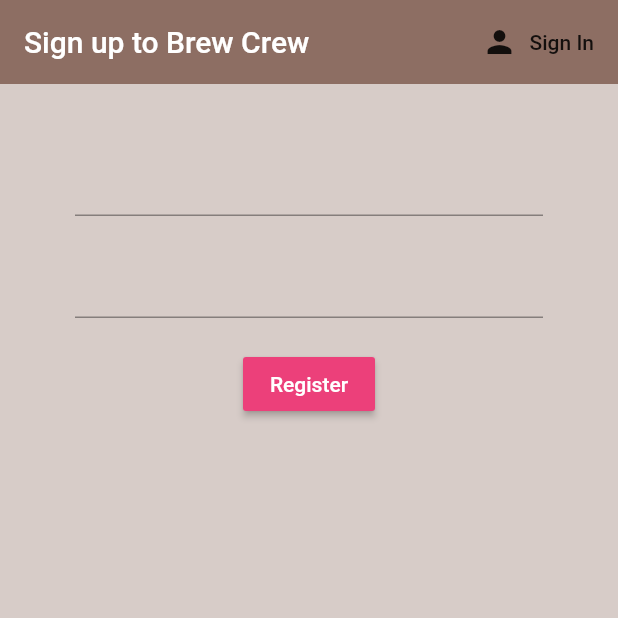
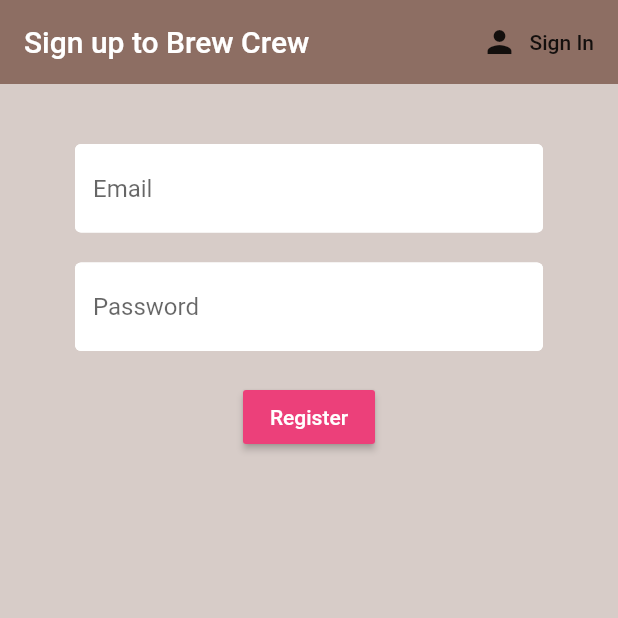
Before and after one commit to NoobTaco/brew_crew, a Flutter app: the screen it shows after launch, after a tap on "Sign in", after a tap on "Register", on a phone screen of 412 x 824 dp, the top half of it. Run offline on Flutter 3.47's test engine with Material 2 defaults, Android fonts, the phone set to English and light mode, and no system bars; our stand-ins replace firebase_auth, flutter_spinkit; accounts and stored records are empty.

Commit message:
Loading Screen Added

```diff
--- a/lib/screens/authenticate/register.dart
+++ b/lib/screens/authenticate/register.dart
@@ -1,4 +1,6 @@
 import 'package:brew_crew/services/auth.dart';
+import 'package:brew_crew/shared/constants.dart';
+import 'package:brew_crew/shared/loading.dart';
 import 'package:flutter/material.dart';
 
 class Register extends StatefulWidget {
@@ -12,6 +14,8 @@ class Register extends StatefulWidget {
 class _RegisterState extends State<Register> {
   final AuthService _auth = AuthService();
   final _formKey = GlobalKey<FormState>();
+  bool loading = false;
+
   // text field state
   String email = '';
   String password = '';
@@ -19,7 +23,9 @@ class _RegisterState extends State<Register> {
 
   @override
   Widget build(BuildContext context) {
-    return Scaffold(
+    return loading
+        ? Loading()
+        : Scaffold(
             backgroundColor: Colors.brown[100],
             appBar: AppBar(
               backgroundColor: Colors.brown[400],
@@ -46,7 +52,10 @@ class _RegisterState extends State<Register> {
                         ),
                         // Email Entry Box
                         TextFormField(
-                    validator: (val) => val.isEmpty ? 'Enter an email' : null,
+                          decoration:
+                              textInputDecoration.copyWith(hintText: 'Email'),
+                          validator: (val) =>
+                              val.isEmpty ? 'Enter an email' : null,
                           onChanged: (val) {
                             setState(() => email = val);
                           },
@@ -56,6 +65,8 @@ class _RegisterState extends State<Register> {
                         ),
                         // Password Entry Box
                         TextFormField(
+                          decoration: textInputDecoration.copyWith(
+                              hintText: 'Password'),
                           obscureText: true,
                           validator: (val) => val.length < 6
                               ? 'Enter a password 6+ chars long'
@@ -73,10 +84,17 @@ class _RegisterState extends State<Register> {
                           ),
                           onPressed: () async {
                             if (_formKey.currentState.validate()) {
-                        dynamic result = await _auth
-                            .registerWithEmailAndPassword(email, password);
+                              setState(() {
+                                loading = true;
+                              });
+                              dynamic result =
+                                  await _auth.registerWithEmailAndPassword(
+                                      email, password);
                               if (result == null) {
-                          setState(() => error = 'Please supply a valid email');
+                                setState(() {
+                                  error = 'Please supply a valid email';
+                                  loading = false;
+                                });
                               }
                             }
                           },
--- a/lib/screens/authenticate/sign_in.dart
+++ b/lib/screens/authenticate/sign_in.dart
@@ -1,4 +1,6 @@
 import 'package:brew_crew/services/auth.dart';
+import 'package:brew_crew/shared/constants.dart';
+import 'package:brew_crew/shared/loading.dart';
 import 'package:flutter/material.dart';
 
 class SignIn extends StatefulWidget {
@@ -12,6 +14,7 @@ class SignIn extends StatefulWidget {
 class _SignInState extends State<SignIn> {
   final AuthService _auth = AuthService();
   final _formKey = GlobalKey<FormState>();
+  bool loading = false;
 
   // text field state
   String email = '';
@@ -20,7 +23,9 @@ class _SignInState extends State<SignIn> {
 
   @override
   Widget build(BuildContext context) {
-    return Scaffold(
+    return loading
+        ? Loading()
+        : Scaffold(
             backgroundColor: Colors.brown[100],
             appBar: AppBar(
               backgroundColor: Colors.brown[400],
@@ -47,7 +52,10 @@ class _SignInState extends State<SignIn> {
                         ),
                         // Email Entry Box
                         TextFormField(
-                    validator: (val) => val.isEmpty ? 'Enter an email' : null,
+                          decoration:
+                              textInputDecoration.copyWith(hintText: 'Email'),
+                          validator: (val) =>
+                              val.isEmpty ? 'Enter an email' : null,
                           onChanged: (val) {
                             setState(() => email = val);
                           },
@@ -57,6 +65,8 @@ class _SignInState extends State<SignIn> {
                         ),
                         // Password Entry Box
                         TextFormField(
+                          decoration: textInputDecoration.copyWith(
+                              hintText: 'Password'),
                           obscureText: true,
                           validator: (val) => val.length < 6
                               ? 'Enter a password 6+ chars long'
@@ -74,12 +84,16 @@ class _SignInState extends State<SignIn> {
                           ),
                           onPressed: () async {
                             if (_formKey.currentState.validate()) {
-                        dynamic result = await _auth.signInWithEmailAndPassword(
-                            email, password);
+                              setState(() => loading = true);
+                              dynamic result = await _auth
+                                  .signInWithEmailAndPassword(email, password);
 
                               if (result == null) {
-                          setState(() => error =
-                              'Could not sign in with those credietials');
+                                setState(() {
+                                  error =
+                                      'Could not sign in with those credietials';
+                                  loading = false;
+                                });
                               }
                             }
                           },
--- /dev/null
+++ b/lib/shared/constants.dart
@@ -0,0 +1,10 @@
+import 'package:flutter/material.dart';
+
+const textInputDecoration = InputDecoration(
+  fillColor: Colors.white,
+  filled: true,
+  enabledBorder: OutlineInputBorder(
+      borderSide: BorderSide(color: Colors.white, width: 2.0)),
+  focusedBorder: OutlineInputBorder(
+      borderSide: BorderSide(color: Colors.pink, width: 2.0)),
+);
--- a/pubspec.yaml
+++ b/pubspec.yaml
@@ -28,6 +28,7 @@ dependencies:
   firebase_auth: ^0.15.5+3
   cloud_firestore: ^0.13.4+2
   provider: ^4.0.4
+  flutter_spinkit: "^4.1.2"
 
 dev_dependencies:
   flutter_test:
```
Also changed, not shown: lib/shared/loading.dart (added, +17 -0 lines), pubspec.lock. Lines whose indentation alone changed are shown as unchanged.
